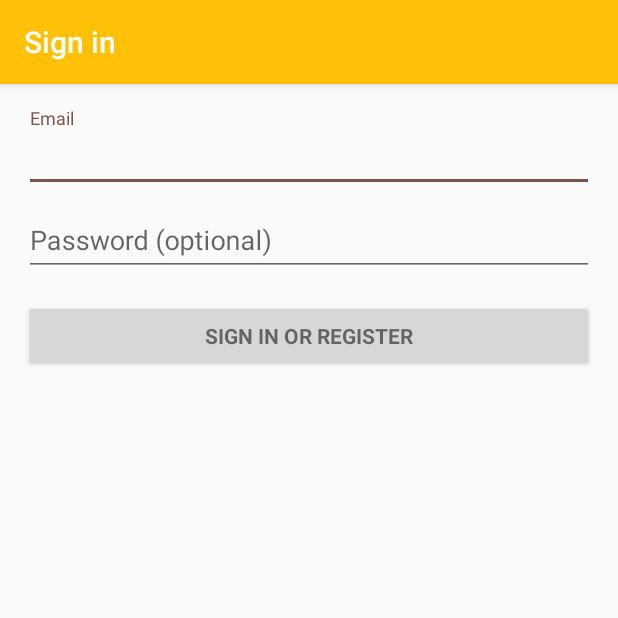
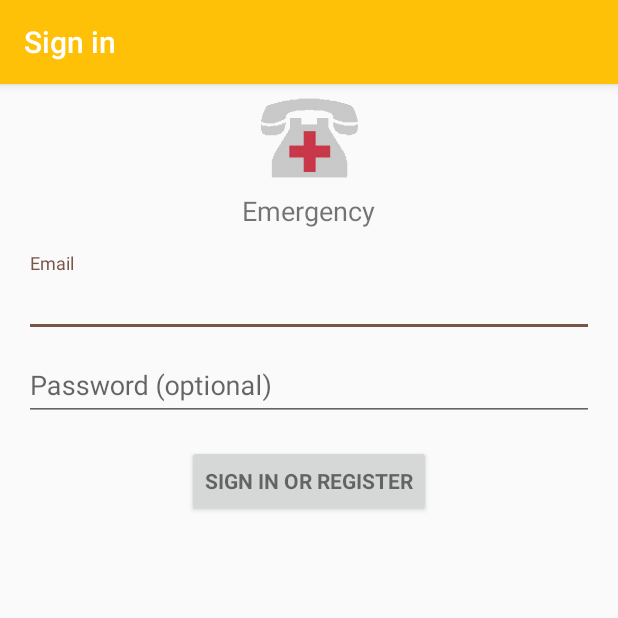
Before and after one commit to AdityaIndoori/NEEDYb1, an Android app: the EmergencyLoginActivity screen opened directly, with no data from a screen before it, on a phone screen of 412 x 824 dp, the top half of it. Run offline under Robolectric (Android 15) with nearby library versions, the phone set to English and light mode, and no system bars; 2 statements that could not run were skipped.

```diff
--- a/app/build.gradle
+++ b/app/build.gradle
@@ -29,5 +29,6 @@ dependencies {
     compile 'com.android.support:recyclerview-v7:25.1.0'
     compile 'me.relex:circleindicator:1.2.2@aar'
     compile 'com.mikhaellopez:circularimageview:3.0.2'
+    compile 'com.android.support.constraint:constraint-layout:1.0.1'
     testCompile 'junit:junit:4.12'
 }
--- a/app/src/main/res/layout/activity_emergency_login.xml
+++ b/app/src/main/res/layout/activity_emergency_login.xml
@@ -1,13 +1,7 @@
-<LinearLayout xmlns:android="http://schemas.android.com/apk/res/android"
+<RelativeLayout xmlns:android="http://schemas.android.com/apk/res/android"
     xmlns:tools="http://schemas.android.com/tools"
     android:layout_width="match_parent"
     android:layout_height="match_parent"
-    android:gravity="center_horizontal"
-    android:orientation="vertical"
-    android:paddingBottom="@dimen/activity_vertical_margin"
-    android:paddingLeft="@dimen/activity_horizontal_margin"
-    android:paddingRight="@dimen/activity_horizontal_margin"
-    android:paddingTop="@dimen/activity_vertical_margin"
     tools:context="com.example.aditya.menuview.EmergencyLoginActivity">
 
     <!-- Login progress -->
@@ -16,13 +10,34 @@
         style="?android:attr/progressBarStyleLarge"
         android:layout_width="wrap_content"
         android:layout_height="wrap_content"
+        android:layout_centerInParent="true"
         android:layout_marginBottom="8dp"
         android:visibility="gone" />
+    <ImageView
+        android:layout_width="72dp"
+        android:layout_height="72dp"
+        android:src="@drawable/emergency"
+        android:scaleType="centerInside"
+        android:layout_centerHorizontal="true"
+        android:id="@+id/login_Image_view"/>
 
-    <ScrollView
+    <TextView
+        android:id="@+id/textEmergencyLogin"
+        android:layout_width="wrap_content"
+        android:layout_height="wrap_content"
+        android:layout_below="@id/login_Image_view"
+        android:layout_centerHorizontal="true"
+        android:text="Emergency"
+        android:textSize="18sp" />
+    <FrameLayout
+        android:paddingBottom="@dimen/activity_vertical_margin"
+        android:paddingLeft="@dimen/activity_horizontal_margin"
+        android:paddingRight="@dimen/activity_horizontal_margin"
+        android:paddingTop="@dimen/activity_vertical_margin"
         android:id="@+id/login_form"
+        android:layout_below="@id/textEmergencyLogin"
         android:layout_width="match_parent"
-        android:layout_height="match_parent">
+        android:layout_height="wrap_content">
 
         <LinearLayout
             android:id="@+id/email_login_form"
@@ -49,6 +64,8 @@
                 android:layout_width="match_parent"
                 android:layout_height="wrap_content">
 
+
+
                 <EditText
                     android:id="@+id/password"
                     android:layout_width="match_parent"
@@ -66,12 +83,13 @@
             <Button
                 android:id="@+id/email_sign_in_button"
                 style="?android:textAppearanceSmall"
-                android:layout_width="match_parent"
+                android:layout_width="wrap_content"
+                android:layout_gravity="center"
                 android:layout_height="wrap_content"
                 android:layout_marginTop="16dp"
                 android:text="@string/action_sign_in"
                 android:textStyle="bold" />
 
         </LinearLayout>
-    </ScrollView>
-</LinearLayout>
+    </FrameLayout>
+</RelativeLayout>
--- a/app/src/main/res/values/strings.xml
+++ b/app/src/main/res/values/strings.xml
@@ -10,7 +10,7 @@
     <!-- Strings related to login -->
     <string name="prompt_email">Email</string>
     <string name="prompt_password">Password (optional)</string>
-    <string name="action_sign_in">Sign in or register</string>
+    <string name="action_sign_in">Sign in or Register</string>
     <string name="action_sign_in_short">Sign in</string>
     <string name="error_invalid_email">This email address is invalid</string>
     <string name="error_invalid_password">This password is too short</string>
@@ -19,4 +19,5 @@
     <string name="permission_rationale">"Contacts permissions are needed for providing email
         completions."
     </string>
+    <string name="emergency_send_btn">Send</string>
 </resources>
```
Also changed, not shown: app/src/main/AndroidManifest.xml (+5 -2 lines), app/src/main/java/com/example/aditya/menuview/EmergencyLoginActivity.java (+22 -10 lines), app/src/main/java/com/example/aditya/menuview/EmergencyMainActivity.java (added, +77 -0 lines), app/src/main/java/com/example/aditya/menuview/EmergencyRecyclerViewAdapter.java (added, +77 -0 lines), app/src/main/java/com/example/aditya/menuview/H_MartMainActivity.java (added, +13 -0 lines), app/src/main/res/layout/activity_emergency_main.xml (added, +50 -0 lines), app/src/main/res/layout/activity_h__mart_main.xml (added, +9 -0 lines), app/src/main/res/layout/emergency_recycler_view_item.xml (added, +24 -0 lines).
